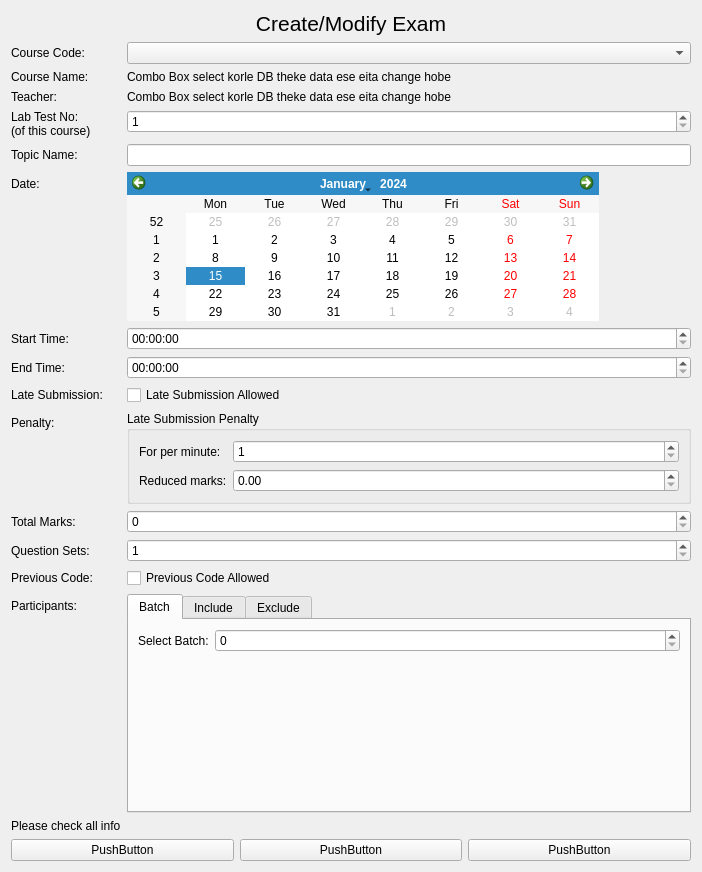
Before: the Qt Designer form src/SmartXm-CSEKU/createormodifyexam.ui in KaziRifatMorshed/SmartXm, drawn with Qt 5.
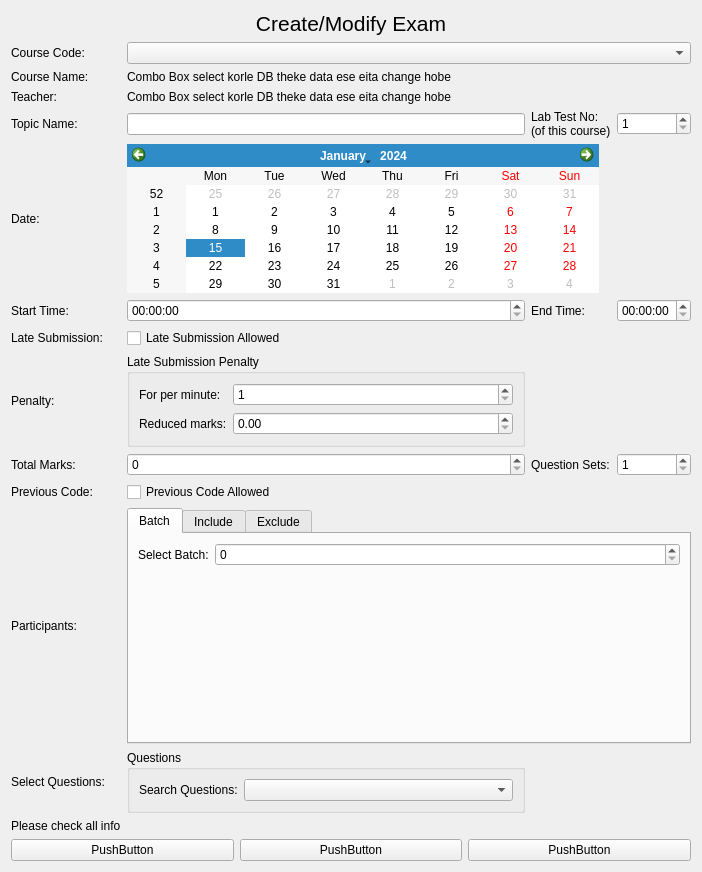
After: the same form once the commit is applied. Icons and pictures are not drawn.

The edit to the form file:
```diff
--- a/src/SmartXm-CSEKU/createormodifyexam.ui
+++ b/src/SmartXm-CSEKU/createormodifyexam.ui
@@ -26,37 +26,7 @@
     </widget>
    </item>
    <item>
-    <layout class="QFormLayout" name="formLayout">
-     <item row="0" column="0">
-      <widget class="QLabel" name="CourseCode_label">
-       <property name="text">
-        <string>Course Code:</string>
-       </property>
-      </widget>
-     </item>
-     <item row="0" column="1">
-      <widget class="QComboBox" name="SelectCourse_comboBox"/>
-     </item>
-     <item row="1" column="0">
-      <widget class="QLabel" name="CourseName_label">
-       <property name="text">
-        <string>Course Name:</string>
-       </property>
-      </widget>
-     </item>
-     <item row="1" column="1">
-      <widget class="QLabel" name="CourseName_label_2">
-       <property name="maximumSize">
-        <size>
-         <width>16777215</width>
-         <height>17</height>
-        </size>
-       </property>
-       <property name="text">
-        <string>Combo Box select korle DB theke data ese eita change hobe</string>
-       </property>
-      </widget>
-     </item>
+    <layout class="QGridLayout" name="gridLayout">
      <item row="2" column="0">
       <widget class="QLabel" name="TName_label">
        <property name="text">
@@ -64,27 +34,7 @@
        </property>
       </widget>
      </item>
-     <item row="2" column="1">
-      <widget class="QLabel" name="TeacherName_label">
-       <property name="maximumSize">
-        <size>
-         <width>16777215</width>
-         <height>17</height>
-        </size>
-       </property>
-       <property name="text">
-        <string>Combo Box select korle DB theke data ese eita change hobe</string>
-       </property>
-      </widget>
-     </item>
-     <item row="5" column="0">
-      <widget class="QLabel" name="label">
-       <property name="text">
-        <string>Date:</string>
-       </property>
-      </widget>
-     </item>
-     <item row="5" column="1">
+     <item row="5" column="1" colspan="2">
       <widget class="QCalendarWidget" name="calendarWidget">
        <property name="maximumSize">
         <size>
@@ -94,56 +44,11 @@
        </property>
       </widget>
      </item>
-     <item row="6" column="0">
-      <widget class="QLabel" name="label_2">
-       <property name="text">
-        <string>Start Time:</string>
-       </property>
-      </widget>
-     </item>
      <item row="6" column="1">
       <widget class="QTimeEdit" name="ExamStart_timeEdit"/>
      </item>
-     <item row="7" column="0">
-      <widget class="QLabel" name="label_3">
-       <property name="text">
-        <string>End Time:</string>
-       </property>
-      </widget>
-     </item>
-     <item row="7" column="1">
-      <widget class="QTimeEdit" name="ExamEnd_timeEdit"/>
-     </item>
-     <item row="8" column="0">
-      <widget class="QLabel" name="label_4">
-       <property name="text">
-        <string>Late Submission:</string>
-       </property>
-      </widget>
-     </item>
-     <item row="8" column="1">
-      <widget class="QCheckBox" name="lateSubmission_checkBox">
-       <property name="text">
-        <string>Late Submission Allowed</string>
-       </property>
-      </widget>
-     </item>
-     <item row="10" column="1">
-      <widget class="QSpinBox" name="totalMarks_spinBox"/>
-     </item>
-     <item row="14" column="0">
-      <widget class="QLabel" name="label_8">
-       <property name="text">
-        <string>Please check all info</string>
-       </property>
-      </widget>
-     </item>
-     <item row="10" column="0">
-      <widget class="QLabel" name="label_9">
-       <property name="text">
-        <string>Total Marks:</string>
-       </property>
-      </widget>
+     <item row="3" column="1">
+      <widget class="QLineEdit" name="TopicName_lineEdit"/>
      </item>
      <item row="9" column="0">
       <widget class="QLabel" name="label_5">
@@ -152,6 +57,68 @@
        </property>
       </widget>
      </item>
+     <item row="3" column="3">
+      <widget class="QSpinBox" name="labTestNoOfCourse_spinBox">
+       <property name="minimum">
+        <number>1</number>
+       </property>
+      </widget>
+     </item>
+     <item row="10" column="3">
+      <widget class="QSpinBox" name="quesSet_spinBox">
+       <property name="minimum">
+        <number>1</number>
+       </property>
+      </widget>
+     </item>
+     <item row="10" column="0">
+      <widget class="QLabel" name="label_9">
+       <property name="text">
+        <string>Total Marks:</string>
+       </property>
+      </widget>
+     </item>
+     <item row="0" column="1" colspan="3">
+      <widget class="QComboBox" name="SelectCourse_comboBox"/>
+     </item>
+     <item row="1" column="0">
+      <widget class="QLabel" name="CourseName_label">
+       <property name="text">
+        <string>Course Name:</string>
+       </property>
+      </widget>
+     </item>
+     <item row="6" column="2">
+      <widget class="QLabel" name="label_3">
+       <property name="text">
+        <string>End Time:</string>
+       </property>
+      </widget>
+     </item>
+     <item row="5" column="0">
+      <widget class="QLabel" name="label">
+       <property name="text">
+        <string>Date:</string>
+       </property>
+      </widget>
+     </item>
+     <item row="6" column="3">
+      <widget class="QTimeEdit" name="ExamEnd_timeEdit"/>
+     </item>
+     <item row="3" column="0">
+      <widget class="QLabel" name="label_11">
+       <property name="text">
+        <string>Topic Name:</string>
+       </property>
+      </widget>
+     </item>
+     <item row="12" column="1">
+      <widget class="QCheckBox" name="prevCodeAllowd_checkBox">
+       <property name="text">
+        <string>Previous Code Allowed</string>
+       </property>
+      </widget>
+     </item>
      <item row="9" column="1">
       <widget class="QGroupBox" name="LateSubmissionPenalty_groupBox">
        <property name="title">
@@ -189,66 +156,21 @@
        </layout>
       </widget>
      </item>
-     <item row="11" column="0">
+     <item row="8" column="1">
+      <widget class="QCheckBox" name="lateSubmission_checkBox">
+       <property name="text">
+        <string>Late Submission Allowed</string>
+       </property>
+      </widget>
+     </item>
+     <item row="10" column="2">
       <widget class="QLabel" name="label_10">
        <property name="text">
         <string>Question Sets:</string>
        </property>
       </widget>
      </item>
-     <item row="11" column="1">
-      <widget class="QSpinBox" name="quesSet_spinBox">
-       <property name="minimum">
-        <number>1</number>
-       </property>
-      </widget>
-     </item>
-     <item row="4" column="0">
-      <widget class="QLabel" name="label_11">
-       <property name="text">
-        <string>Topic Name:</string>
-       </property>
-      </widget>
-     </item>
-     <item row="4" column="1">
-      <widget class="QLineEdit" name="TopicName_lineEdit"/>
-     </item>
-     <item row="3" column="0">
-      <widget class="QLabel" name="label_12">
-       <property name="text">
-        <string>&lt;html&gt;&lt;head/&gt;&lt;body&gt;&lt;p&gt;Lab Test No:&lt;br/&gt;(of this course)&lt;/p&gt;&lt;/body&gt;&lt;/html&gt;</string>
-       </property>
-      </widget>
-     </item>
-     <item row="3" column="1">
-      <widget class="QSpinBox" name="labTestNoOfCourse_spinBox">
-       <property name="minimum">
-        <number>1</number>
-       </property>
-      </widget>
-     </item>
-     <item row="12" column="0">
-      <widget class="QLabel" name="label_13">
-       <property name="text">
-        <string>Previous Code:</string>
-       </property>
-      </widget>
-     </item>
-     <item row="12" column="1">
-      <widget class="QCheckBox" name="prevCodeAllowd_checkBox">
-       <property name="text">
-        <string>Previous Code Allowed</string>
-       </property>
-      </widget>
-     </item>
-     <item row="13" column="0">
-      <widget class="QLabel" name="label_14">
-       <property name="text">
-        <string>Participants:</string>
-       </property>
-      </widget>
-     </item>
-     <item row="13" column="1">
+     <item row="13" column="1" colspan="3">
       <widget class="QTabWidget" name="tabWidget">
        <property name="currentIndex">
         <number>0</number>
@@ -313,6 +235,110 @@
        </widget>
       </widget>
      </item>
+     <item row="2" column="1" colspan="3">
+      <widget class="QLabel" name="TeacherName_label">
+       <property name="maximumSize">
+        <size>
+         <width>16777215</width>
+         <height>17</height>
+        </size>
+       </property>
+       <property name="text">
+        <string>Combo Box select korle DB theke data ese eita change hobe</string>
+       </property>
+      </widget>
+     </item>
+     <item row="15" column="0">
+      <widget class="QLabel" name="label_8">
+       <property name="text">
+        <string>Please check all info</string>
+       </property>
+      </widget>
+     </item>
+     <item row="10" column="1">
+      <widget class="QSpinBox" name="totalMarks_spinBox"/>
+     </item>
+     <item row="12" column="0">
+      <widget class="QLabel" name="label_13">
+       <property name="text">
+        <string>Previous Code:</string>
+       </property>
+      </widget>
+     </item>
+     <item row="1" column="1" colspan="3">
+      <widget class="QLabel" name="CourseName_label_2">
+       <property name="maximumSize">
+        <size>
+         <width>16777215</width>
+         <height>17</height>
+        </size>
+       </property>
+       <property name="text">
+        <string>Combo Box select korle DB theke data ese eita change hobe</string>
+       </property>
+      </widget>
+     </item>
+     <item row="3" column="2">
+      <widget class="QLabel" name="label_12">
+       <property name="text">
+        <string>&lt;html&gt;&lt;head/&gt;&lt;body&gt;&lt;p&gt;Lab Test No:&lt;br/&gt;(of this course)&lt;/p&gt;&lt;/body&gt;&lt;/html&gt;</string>
+       </property>
+      </widget>
+     </item>
+     <item row="0" column="0">
+      <widget class="QLabel" name="CourseCode_label">
+       <property name="text">
+        <string>Course Code:</string>
+       </property>
+      </widget>
+     </item>
+     <item row="13" column="0">
+      <widget class="QLabel" name="label_14">
+       <property name="text">
+        <string>Participants:</string>
+       </property>
+      </widget>
+     </item>
+     <item row="8" column="0">
+      <widget class="QLabel" name="label_4">
+       <property name="text">
+        <string>Late Submission:</string>
+       </property>
+      </widget>
+     </item>
+     <item row="6" column="0">
+      <widget class="QLabel" name="label_2">
+       <property name="text">
+        <string>Start Time:</string>
+       </property>
+      </widget>
+     </item>
+     <item row="14" column="0">
+      <widget class="QLabel" name="label_18">
+       <property name="text">
+        <string>Select Questions:</string>
+       </property>
+      </widget>
+     </item>
+     <item row="14" column="1">
+      <widget class="QGroupBox" name="groupBox">
+       <property name="title">
+        <string>Questions</string>
+       </property>
+       <layout class="QFormLayout" name="formLayout">
+        <item row="0" column="0">
+         <widget class="QLabel" name="label_19">
+          <property name="text">
+           <string>Search Questions:</string>
+          </property>
+         </widget>
+        </item>
+        <item row="0" column="1">
+         <widget class="QComboBox" name="quescomboBox"/>
+        </item>
+       </layout>
+      </widget>
+     </item>
     </layout>
    </item>
    <item>
```
